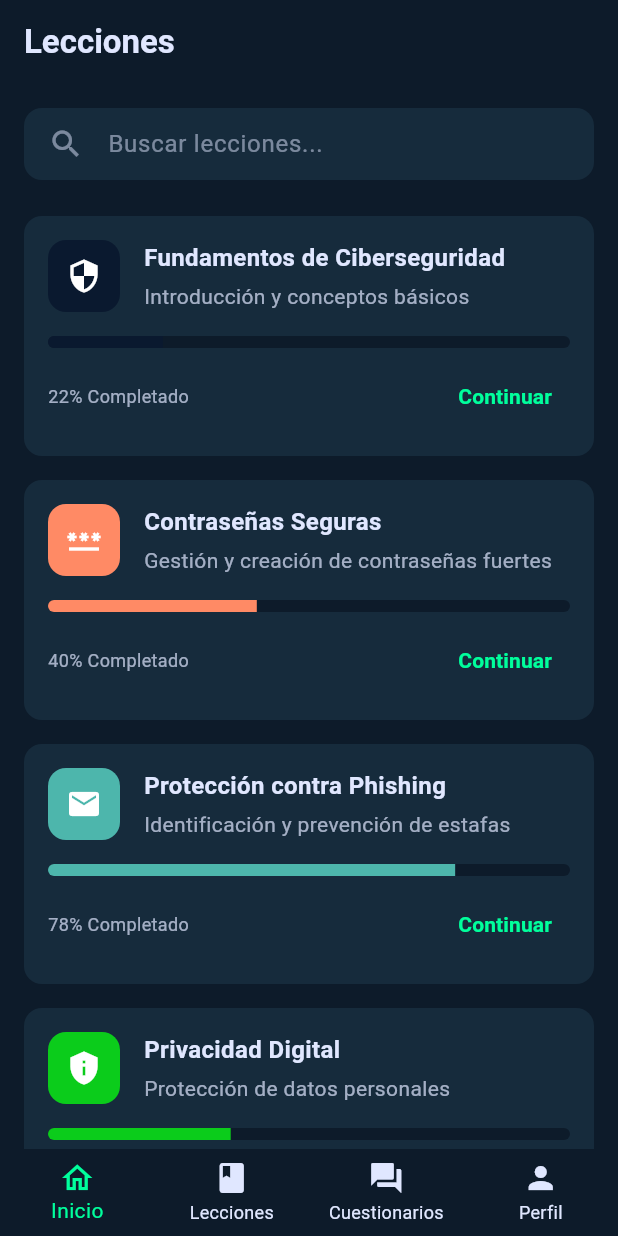
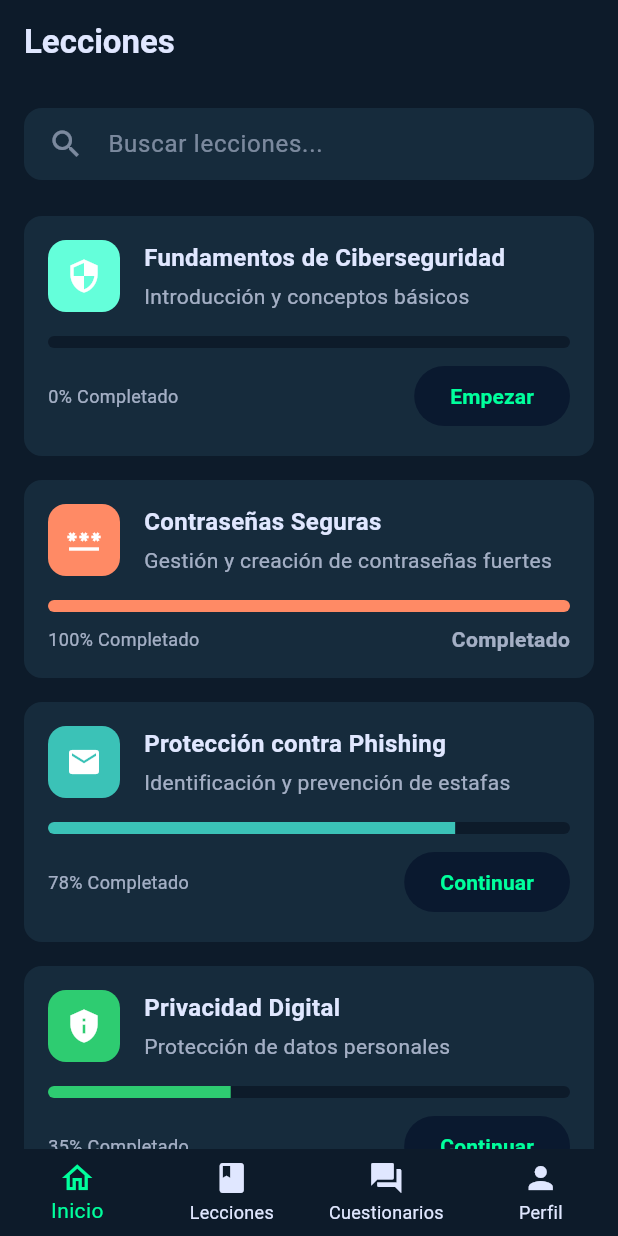
Before and after one commit to DonPombo/Uciberseguridad, a Flutter app: the LessonsScreen screen opened by its route, on a phone screen of 412 x 824 dp. Run offline on Flutter 3.47's test engine with Material 3 defaults, Android fonts, the phone set to English and light mode, and no system bars; our stand-ins replace equatable, flutter_bloc, go_router.

Commit message:
cambios en el diseño de lesson_screen

```diff
--- a/lib/src/screens/lessons/lessons_screen.dart
+++ b/lib/src/screens/lessons/lessons_screen.dart
@@ -1,6 +1,8 @@
 import 'package:flutter/material.dart';
 import 'package:uciberseguridad_app/theme/app_theme.dart';
 
+/// Screen that displays all available cybersecurity lessons.
+/// Handles lesson navigation, progress tracking, and search functionality.
 class LessonsScreen extends StatelessWidget {
   const LessonsScreen({super.key});
 
@@ -33,6 +35,12 @@ class LessonsScreen extends StatelessWidget {
     );
   }
 
+  /// Builds a custom search bar for filtering lessons.
+  ///
+  /// Features:
+  /// - Custom styling matching app theme
+  /// - Placeholder text
+  /// - Search icon
   Widget _buildSearchBar() {
     return Container(
       padding: const EdgeInsets.symmetric(horizontal: 16),
@@ -52,6 +60,12 @@ class LessonsScreen extends StatelessWidget {
     );
   }
 
+  /// Constructs the main scrollable list of lesson cards.
+  ///
+  /// Each card represents a distinct cybersecurity lesson with:
+  /// - Progress tracking
+  /// - Interactive elements
+  /// - Visual indicators
   Widget _buildLessonsList() {
     return Column(
       children: [
@@ -59,15 +73,15 @@ class LessonsScreen extends StatelessWidget {
           'Fundamentos de Ciberseguridad',
           'Introducción y conceptos básicos',
           Icons.security,
-          AppTheme.primaryColor,
-          0.22,
+          AppTheme.secondaryColor,
+          0.0,
         ),
         _buildLessonItem(
           'Contraseñas Seguras',
           'Gestión y creación de contraseñas fuertes',
           Icons.password,
           AppTheme.quaternaryColor,
-          0.40,
+          1.0,
         ),
         _buildLessonItem(
           'Protección contra Phishing',
@@ -87,6 +101,21 @@ class LessonsScreen extends StatelessWidget {
     );
   }
 
+  /// Creates an individual lesson card with dynamic states and responsive layout.
+  ///
+  /// The card adapts its layout based on screen width and lesson progress state.
+  ///
+  /// Parameters:
+  /// - [title] - The lesson's display name
+  /// - [subtitle] - Brief description of lesson content
+  /// - [icon] - MaterialIcon representing the lesson category
+  /// - [color] - Theme color for visual distinction
+  /// - [progress] - Completion percentage (0.0 to 1.0)
+  ///
+  /// The card's action button shows different states:
+  /// - "Empezar" (0% progress)
+  /// - "Continuar" (1-99% progress)
+  /// - "Completado" (100% progress)
   Widget _buildLessonItem(
     String title,
     String subtitle,
@@ -94,7 +123,13 @@ class LessonsScreen extends StatelessWidget {
     Color color,
     double progress,
   ) {
-    return Container(
+    final String buttonText = _determineButtonText(progress);
+
+    return InkWell(
+      onTap: () {
+        debugPrint('Navigating to lesson: $title');
+      },
+      child: Container(
         margin: const EdgeInsets.only(bottom: 16),
         padding: const EdgeInsets.all(16),
         decoration: BoxDecoration(
@@ -104,7 +139,38 @@ class LessonsScreen extends StatelessWidget {
         child: Column(
           crossAxisAlignment: CrossAxisAlignment.start,
           children: [
-          Row(
+            // Header section with lesson identity
+            _buildLessonHeader(title, subtitle, icon, color),
+
+            const SizedBox(height: 16),
+
+            // Progress visualization
+            _buildProgressIndicator(progress, color),
+
+            const SizedBox(height: 8),
+
+            // Action section with responsive layout
+            _buildActionSection(progress, buttonText, title),
+          ],
+        ),
+      ),
+    );
+  }
+
+  /// Determines the button text based on lesson progress.
+  String _determineButtonText(double progress) {
+    if (progress >= 1.0) return 'Completado';
+    if (progress > 0) return 'Continuar';
+    return 'Empezar';
+  }
+
+  /// Builds the lesson header which includes:
+  /// - Icon with custom background color
+  /// - Lesson title
+  /// - Descriptive subtitle
+  Widget _buildLessonHeader(
+      String title, String subtitle, IconData icon, Color color) {
+    return Row(
       children: [
         Container(
           padding: const EdgeInsets.all(12),
@@ -139,9 +205,17 @@ class LessonsScreen extends StatelessWidget {
           ),
         ),
       ],
-          ),
-          const SizedBox(height: 16),
-          ClipRRect(
+    );
+  }
+
+  /// Builds a custom progress indicator for the lesson.
+  ///
+  /// Displays a progress bar with:
+  /// - Custom color based on lesson category
+  /// - Rounded corners
+  /// - Custom height
+  Widget _buildProgressIndicator(double progress, Color color) {
+    return ClipRRect(
       borderRadius: BorderRadius.circular(10),
       child: LinearProgressIndicator(
         value: progress,
@@ -149,9 +223,24 @@ class LessonsScreen extends StatelessWidget {
         valueColor: AlwaysStoppedAnimation<Color>(color),
         minHeight: 8,
       ),
-          ),
-          const SizedBox(height: 8),
-          Row(
+    );
+  }
+
+  /// Builds the action section that adapts to available width.
+  ///
+  /// Features:
+  /// - Responsive layout that switches between Row and Column
+  /// - Shows progress percentage
+  /// - Action button that changes based on progress state
+  Widget _buildActionSection(double progress, String buttonText, String title) {
+    return LayoutBuilder(
+      builder: (context, constraints) {
+        final availableWidth = constraints.maxWidth;
+        const textWidth = 150.0;
+        const buttonWidth = 100.0;
+
+        if (availableWidth >= textWidth + buttonWidth + 20) {
+          return Row(
             mainAxisAlignment: MainAxisAlignment.spaceBetween,
             children: [
               Text(
@@ -161,20 +250,71 @@ class LessonsScreen extends StatelessWidget {
                   fontSize: 12,
                 ),
               ),
-              TextButton(
-                onPressed: () {},
-                child: const Text(
-                  'Continuar',
+              if (progress >= 1.0)
+                Text(
+                  buttonText,
                   style: TextStyle(
+                    color: AppTheme.textColor.withOpacity(0.7),
+                    fontWeight: FontWeight.bold,
+                  ),
+                )
+              else
+                FilledButton(
+                  onPressed: () {
+                    debugPrint('Botón presionado: $title');
+                  },
+                  child: Text(
+                    buttonText,
+                    style: const TextStyle(
                       color: AppTheme.accentColor,
                       fontWeight: FontWeight.bold,
                     ),
                   ),
                 ),
             ],
+          );
+        } else {
+          return Column(
+            crossAxisAlignment: CrossAxisAlignment.start,
+            children: [
+              Text(
+                '${(progress * 100).toInt()}% Completado',
+                style: TextStyle(
+                  color: AppTheme.textColor.withOpacity(0.7),
+                  fontSize: 12,
+                ),
+              ),
+              const SizedBox(height: 4),
+              if (progress >= 1.0)
+                Text(
+                  buttonText,
+                  style: TextStyle(
+                    color: AppTheme.textColor.withOpacity(0.7),
+                    fontWeight: FontWeight.bold,
+                  ),
+                )
+              else
+                TextButton(
+                  onPressed: () {
+                    debugPrint('Botón presionado: $title');
+                  },
+                  style: TextButton.styleFrom(
+                    padding: EdgeInsets.zero,
+                    minimumSize: const Size(50, 30),
+                    tapTargetSize: MaterialTapTargetSize.shrinkWrap,
+                  ),
+                  child: Text(
+                    buttonText,
+                    style: const TextStyle(
+                      color: AppTheme.accentColor,
+                      fontWeight: FontWeight.bold,
+                    ),
+                  ),
                 ),
             ],
-      ),
+          );
+        }
+      },
     );
   }
 }
--- a/lib/theme/app_theme.dart
+++ b/lib/theme/app_theme.dart
@@ -2,14 +2,14 @@ import 'package:flutter/material.dart';
 
 class AppTheme {
   static const primaryColor = Color(0xFF0A192F); // Azul oscuro profundo
-  static const accentColor = Color(0xFF00FF9C); // Verde neón
-  static const backgroundColor = Color(0xFF0D1B2A); // Azul oscuro de fondo
-  static const surfaceColor = Color(0xFF162B3C); // Azul para superficies
+  static const backgroundColor = Color(0xFF0D1B2A); // Fondo
+  static const surfaceColor = Color(0xFF162B3C); // Fuperficies
   static const textColor = Color(0xFFE0E7FF); // Texto claro
-  static const secondaryColor = Color(0xFF64FFDA); // Verde agua secundario
-  static const tertiaryColor = Color(0xFF4DB6AC); // Verde agua terciario
-  static const quaternaryColor = Color(0xFFFF8A65); // Naranja terciario
-  static const quinaryColor = Color.fromARGB(255, 11, 204, 27); // Verde
+  static const accentColor = Color(0xFF00FF9C); // Elementos interactivos principales
+  static const secondaryColor = Color(0xFF64FFDA); // Botones secundarios, enlaces o estados pasivos
+  static const tertiaryColor = Color(0xFF3BC2B7); // Destacados adicionales, subtítulos o íconos
+  static const quaternaryColor = Color(0xFFFF8A65); // Alertas, notificaciones o mensajes críticos
+  static const quinaryColor = Color(0xFF2ECC71); // Mensajes de éxito o detalles informativos
 
   static final ThemeData darkTheme = ThemeData(
     useMaterial3: true,
```
Lines whose indentation alone changed are shown as unchanged.
